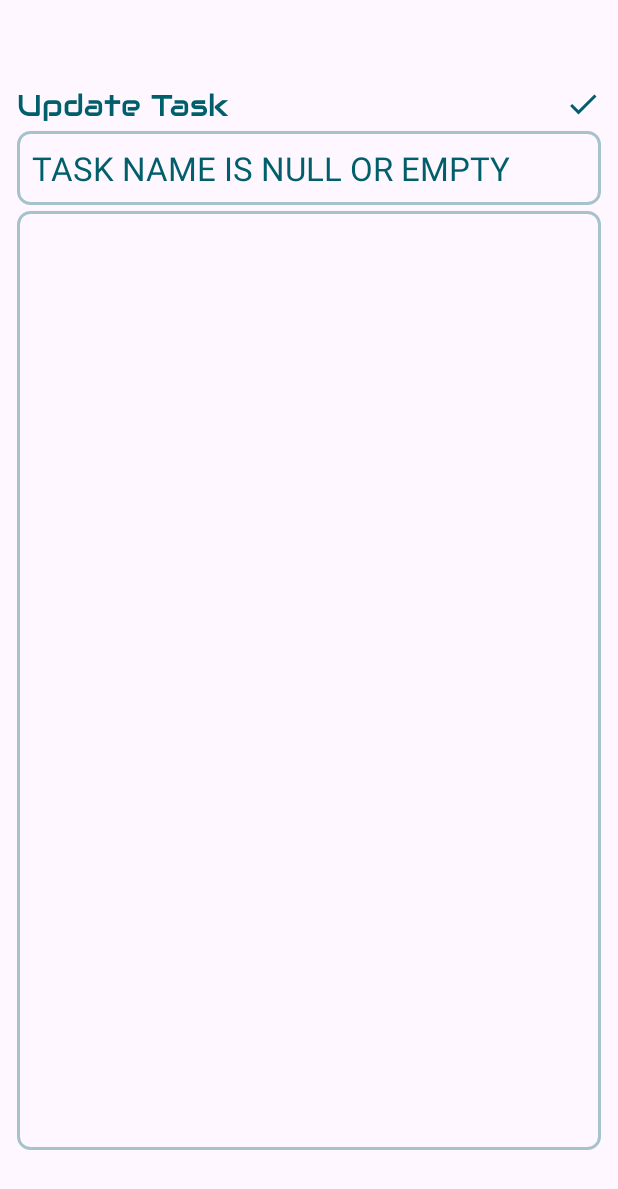
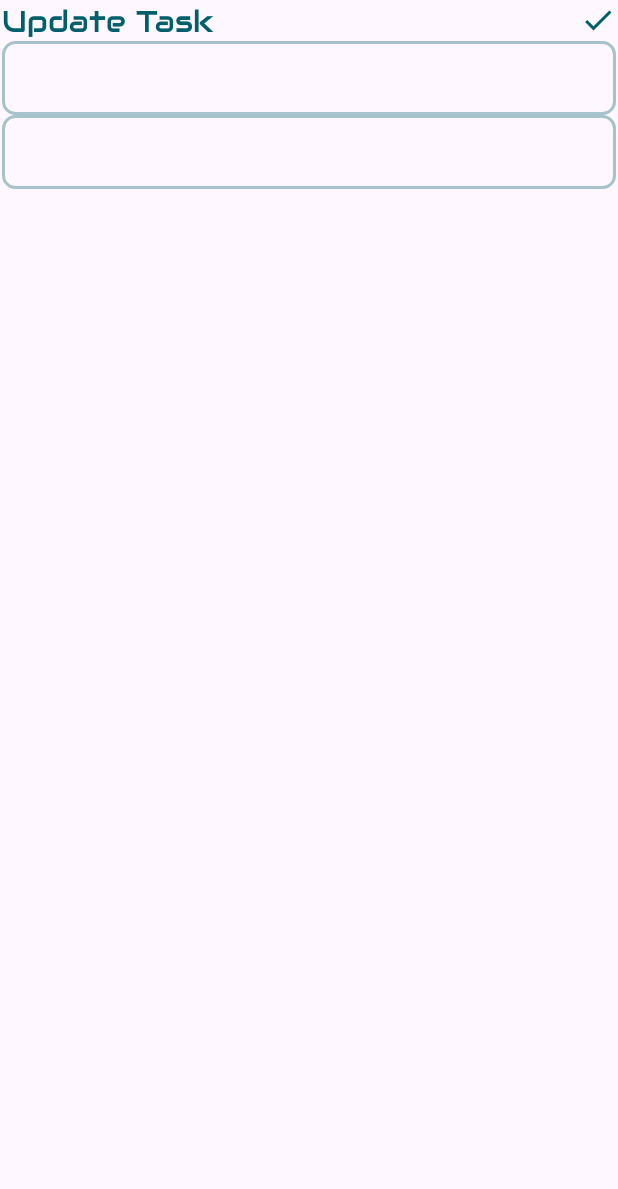
Before and after one commit to abdullahbinshahzad/KotlinTODO_List, an Android app: the UpdateTaskFragment screen opened through its navigation route, after a tap on an icon or button, on a phone screen of 412 x 824 dp. Shown: the top 1189 px of the screen. Run offline under Robolectric (Android 15) with nearby library versions, the phone set to English and light mode, and no system bars; our stand-ins replace Room's generated code; 3 statements that could not run were skipped.

Commit message:
SIMPLE TODO LIST PROJECT COMPLETED

```diff
--- a/app/src/main/java/com/example/kotlintodo_list/view/fragments/UpdateTaskFragment.kt
+++ b/app/src/main/java/com/example/kotlintodo_list/view/fragments/UpdateTaskFragment.kt
@@ -38,18 +38,9 @@ class UpdateTaskFragment : Fragment() {
         Log.i("taskID", "onViewCreatedID: $taskID")
         taskName= arguments?.getString("title")
         taskDescription = arguments?.getString("description")
-        if (taskName.isNullOrBlank()) {
-            binding.UpdatetaskEditText.text = Editable.Factory.getInstance().newEditable("TASK NAME IS NULL OR EMPTY")
-            binding.UpdatedescriptionEditText.text=Editable.Factory.getInstance().newEditable(taskDescription)
-        }
-        else if (taskDescription.isNullOrBlank()){
-            binding.UpdatetaskEditText.text= Editable.Factory.getInstance().newEditable(taskName)
-            binding.UpdatedescriptionEditText.text= Editable.Factory.getInstance().newEditable("TASK DESCRIPTION IS NULL OR EMPTY")
-        }
-        else {
-            binding.UpdatetaskEditText.text= Editable.Factory.getInstance().newEditable(taskName)
-            binding.UpdatedescriptionEditText.text=Editable.Factory.getInstance().newEditable(taskDescription)
-        }
+            binding.UpdateTaskEditText.text= Editable.Factory.getInstance().newEditable(taskName)
+            binding.UpdateDescriptionEditText.text=Editable.Factory.getInstance().newEditable(taskDescription)
+
 
         Log.i("taskName", "onViewCreated: $taskName")
         Log.i("taskDescription", "onViewCreated: $taskDescription")
@@ -62,10 +53,10 @@ class UpdateTaskFragment : Fragment() {
     }
 
     private fun updateDataToDatabase() {
-        val task = binding.UpdatetaskEditText.text.toString()
-        val description = binding.UpdatedescriptionEditText.text.toString()
+        val task = binding.UpdateTaskEditText.text.toString()
+        val description = binding.UpdateDescriptionEditText.text.toString()
 
-        Log.i("taskName", "check id: $id")
+        Log.i("taskId", "check id: $id")
         Log.i("taskName", "onViewCreated: $task")
         if (inputCheck(task, description)) {
             //create task object
--- a/app/src/main/res/layout/activity_main.xml
+++ b/app/src/main/res/layout/activity_main.xml
@@ -1,5 +1,6 @@
 <?xml version="1.0" encoding="utf-8"?>
-<androidx.constraintlayout.widget.ConstraintLayout xmlns:android="http://schemas.android.com/apk/res/android"
+<androidx.constraintlayout.widget.ConstraintLayout
+    xmlns:android="http://schemas.android.com/apk/res/android"
     xmlns:app="http://schemas.android.com/apk/res-auto"
     xmlns:tools="http://schemas.android.com/tools"
     android:layout_width="match_parent"
@@ -10,8 +11,8 @@
     <androidx.fragment.app.FragmentContainerView
         android:id="@+id/nav_host_fragment_container"
         android:name="androidx.navigation.fragment.NavHostFragment"
-        android:layout_width="409dp"
-        android:layout_height="729dp"
+        android:layout_width="match_parent"
+        android:layout_height="match_parent"
         android:layout_marginStart="1dp"
         android:layout_marginTop="1dp"
         android:layout_marginEnd="1dp"
@@ -21,5 +22,6 @@
         app:layout_constraintEnd_toEndOf="parent"
         app:layout_constraintStart_toStartOf="parent"
         app:layout_constraintTop_toTopOf="parent"
-        app:navGraph="@navigation/nav_graph" />
+        app:navGraph="@navigation/nav_graph"
+        tools:ignore="TextSizeCheck" />
 </androidx.constraintlayout.widget.ConstraintLayout>
--- a/app/src/main/res/layout/fragment_update_task.xml
+++ b/app/src/main/res/layout/fragment_update_task.xml
@@ -7,52 +7,54 @@
     android:layout_height="match_parent"
     tools:context=".view.fragments.UpdateTaskFragment">
 
-    <RelativeLayout
-        android:layout_width="match_parent"
-        android:layout_height="match_parent"
-        android:padding="@dimen/layout_padding">
     <TextView
         android:id="@+id/UpdateHeading"
         android:layout_width="wrap_content"
         android:layout_height="wrap_content"
-            android:fontFamily="@font/audiowide"
-            android:text="Update Task"
+        android:fontFamily="@font/audio_wide"
+        android:text="@string/update_task"
         android:textColor="@color/text_color"
-            android:textSize="20sp"/>
+        android:textSize="20sp"
+        app:layout_constraintStart_toStartOf="parent"
+        app:layout_constraintTop_toTopOf="parent" />
 
     <ImageView
         android:id="@+id/UpdateButton"
         android:layout_width="wrap_content"
         android:layout_height="wrap_content"
+        android:layout_alignTop="@id/UpdateHeading"
         android:layout_alignParentEnd="true"
-            android:layout_alignTop="@id/UpdateHeading"
+        app:layout_constraintEnd_toEndOf="parent"
+        app:layout_constraintTop_toTopOf="parent"
         app:srcCompat="@drawable/baseline_done_24" />
 
     <EditText
-            android:id="@+id/Updatetask_EditText"
+        android:id="@+id/UpdateTask_EditText"
         android:layout_width="match_parent"
         android:layout_height="wrap_content"
         android:layout_below="@id/UpdateHeading"
+        android:background="@drawable/border"
+        android:padding="10dp"
+        android:singleLine="true"
         android:textColor="@color/text_color"
         android:textColorHint="@color/grey"
         android:textSize="22sp"
-            android:maxLines="1"
+        app:layout_constraintEnd_toEndOf="parent"
+        app:layout_constraintStart_toStartOf="parent"
+        app:layout_constraintTop_toBottomOf="@+id/UpdateHeading" />
+
+    <EditText
+        android:id="@+id/UpdateDescription_EditText"
+        android:layout_width="match_parent"
+        android:layout_height="wrap_content"
+        android:layout_below="@id/UpdateTask_EditText"
+        android:background="@drawable/border"
         android:padding="10dp"
-            android:layout_marginTop="4dp"
-            android:background="@drawable/border"
-            />
-        <EditText
-            android:id="@+id/Updatedescription_EditText"
-            android:layout_width="match_parent"
-            android:layout_height="match_parent"
-            android:layout_below="@id/Updatetask_EditText"
-            android:gravity="top"
         android:textColor="@color/text_color"
         android:textColorHint="@color/grey"
-            android:textSize="20sp"
-            android:padding="10dp"
-            android:layout_marginTop="4dp"
-            android:background="@drawable/border"/>
-    </RelativeLayout>
+        android:textSize="22sp"
+        app:layout_constraintEnd_toEndOf="parent"
+        app:layout_constraintStart_toStartOf="parent"
+        app:layout_constraintTop_toBottomOf="@+id/UpdateTask_EditText" />
 
 </androidx.constraintlayout.widget.ConstraintLayout>
--- a/app/src/main/res/values/strings.xml
+++ b/app/src/main/res/values/strings.xml
@@ -3,4 +3,9 @@
     <string name="heading_text">Todo List</string>
     <!-- TODO: Remove or change this placeholder text -->
     <string name="hello_blank_fragment">Hello blank fragment</string>
+    <string name="enter_task_description">Enter Task Description</string>
+    <string name="enter_task">Enter Task</string>
+    <string name="welcome">WELCOME</string>
+    <string name="add_floating_button_description">Add Floating Button</string>
+    <string name="update_task">Update Task</string>
 </resources>
```
Also changed, not shown: app/src/main/res/layout/fragment_add_task.xml (+21 -22 lines), app/src/main/res/layout/fragment_main.xml (+4 -3 lines), app/src/main/res/font/audio_wide.ttf (renamed from app/src/main/res/font/audiowide.ttf). Lines whose indentation alone changed are shown as unchanged.
